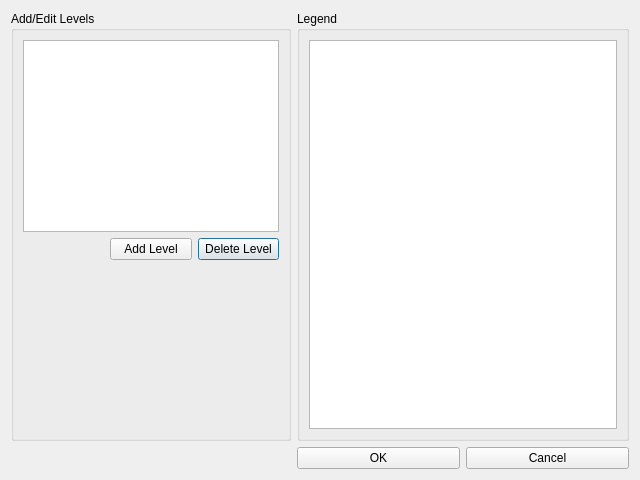
Above: src/ui/stories_dialog/stories_ui/story_dialog.ui from halledega/StudWalls before the change. Below: the same form after it.
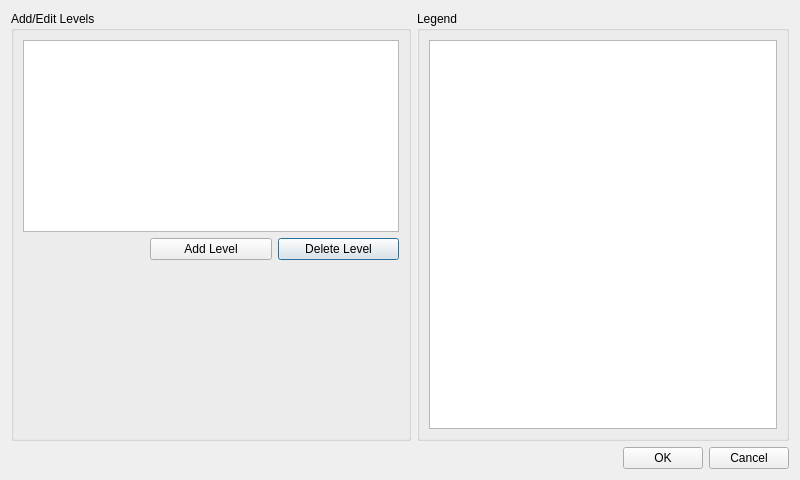
That is the form after the change.

The edit to the form file:
```diff
--- a/src/ui/stories_dialog/stories_ui/story_dialog.ui
+++ b/src/ui/stories_dialog/stories_ui/story_dialog.ui
@@ -6,28 +6,28 @@
    <rect>
     <x>0</x>
     <y>0</y>
-    <width>640</width>
+    <width>800</width>
     <height>480</height>
    </rect>
   </property>
-  <property name="minimumSize">
-   <size>
-    <width>640</width>
-    <height>480</height>
-   </size>
-  </property>
-  <property name="maximumSize">
-   <size>
-    <width>640</width>
-    <height>480</height>
-   </size>
-  </property>
   <property name="windowTitle">
    <string>Add/Edit Levels</string>
   </property>
   <layout class="QGridLayout" name="gridLayout_2">
    <item row="0" column="1">
     <widget class="QGroupBox" name="groupBox">
+     <property name="minimumSize">
+      <size>
+       <width>400</width>
+       <height>0</height>
+      </size>
+     </property>
+     <property name="maximumSize">
+      <size>
+       <width>400</width>
+       <height>16777215</height>
+      </size>
+     </property>
      <property name="title">
       <string>Add/Edit Levels</string>
      </property>
@@ -65,21 +65,34 @@
      </layout>
     </widget>
    </item>
-   <item row="1" column="2">
+   <item row="1" column="3">
     <widget class="QPushButton" name="pushButton">
      <property name="text">
       <string>OK</string>
      </property>
     </widget>
    </item>
-   <item row="1" column="3">
+   <item row="1" column="4">
     <widget class="QPushButton" name="pushButton_2">
      <property name="text">
       <string>Cancel</string>
      </property>
     </widget>
    </item>
-   <item row="0" column="2" colspan="2">
+   <item row="1" column="2">
+    <spacer name="horizontalSpacer">
+     <property name="orientation">
+      <enum>Qt::Orientation::Horizontal</enum>
+     </property>
+     <property name="sizeHint" stdset="0">
+      <size>
+       <width>40</width>
+       <height>20</height>
+      </size>
+     </property>
+    </spacer>
+   </item>
+   <item row="0" column="2" colspan="3">
     <widget class="QGroupBox" name="groupBox_2">
      <property name="title">
       <string>Legend</string>
```
